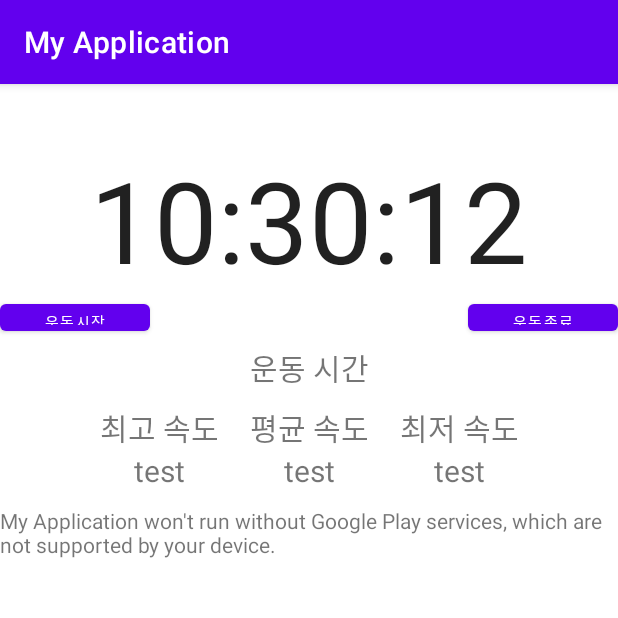
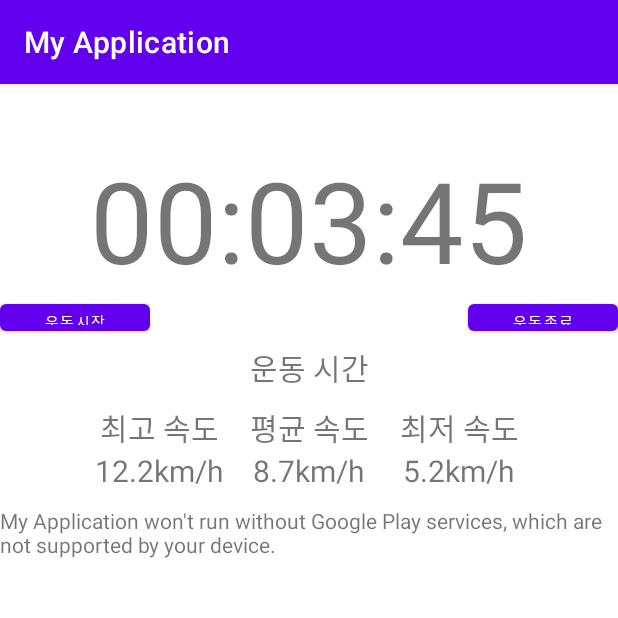
Before and after one commit to JUNGSUNWOO/ESE, an Android app: the map_page_7 screen opened directly, with no data from a screen before it, on a phone screen of 412 x 824 dp, the top half of it. Run offline under Robolectric (Android 15) with nearby library versions, the phone set to English and light mode, and no system bars.

Commit message:
middle term checkpoing

```diff
--- a/frontend/project/app/src/main/res/layout/map_page_7.xml
+++ b/frontend/project/app/src/main/res/layout/map_page_7.xml
@@ -8,12 +8,12 @@
     android:orientation="vertical"
     tools:context=".LoginPage">
 
-    <TextClock
+    <TextView
         android:id="@+id/timer"
         android:layout_width="match_parent"
         android:layout_height="wrap_content"
-        android:format12Hour="HH:mm:ss"
         android:gravity = "center"
+        android:text="00:03:45"
         android:textSize="75dp" />
 
     <RelativeLayout
@@ -78,21 +78,21 @@
             android:layout_width="100dp"
             android:gravity = "center"
             android:textSize="20dp"
-            android:text="test"
+            android:text="12.2km/h"
             android:layout_height="match_parent" />
         <TextView
             android:id="@+id/speed_2"
             android:layout_width="100dp"
             android:gravity = "center"
             android:textSize="20dp"
-            android:text="test"
+            android:text="8.7km/h"
             android:layout_height="match_parent" />
         <TextView
             android:id="@+id/speed_3"
             android:layout_width="100dp"
             android:textSize="20dp"
             android:gravity = "center"
-            android:text="test"
+            android:text="5.2km/h"
             android:layout_height="match_parent" />
 
     </GridLayout>
```
